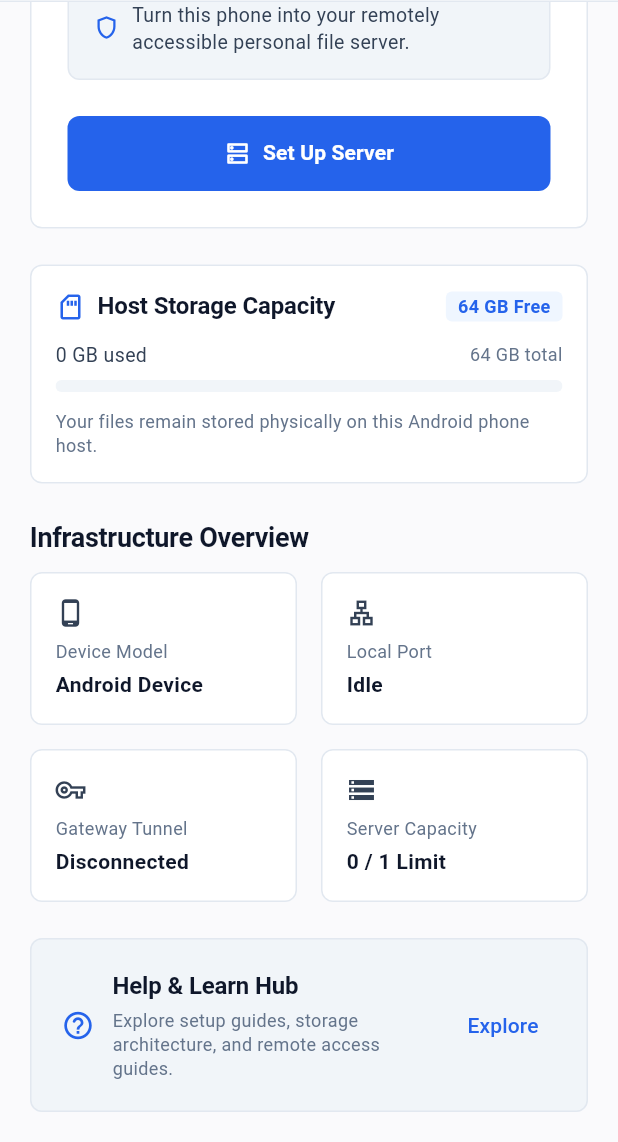
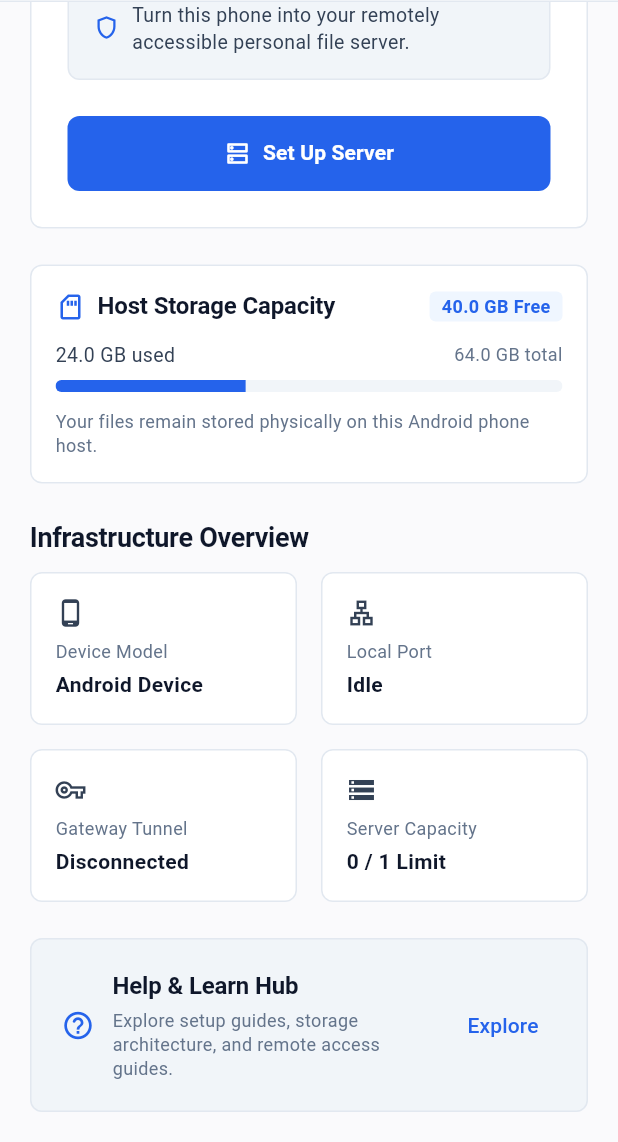
Before and after one commit to fileservernode-sys/file-server-node, a Flutter app: the HomeScreen screen opened directly, scrolled down 205 dp, after a tap on the "refresh" icon, on a phone screen of 412 x 824 dp, the part 94-1236 px from its top. Run offline on Flutter 3.47's test engine with Material 3 defaults, Android fonts, the phone set to English and light mode, and no system bars; our stand-ins replace flutter_riverpod; network calls fail; Roboto replaces fonts that are missing (Plus Jakarta Sans).

Commit message:
fix(storage): query real phone host storage capacity and update progress bar on home screen

```diff
--- a/Android app/Android app code/lib/features/home/presentation/home_screen.dart
+++ b/Android app/Android app code/lib/features/home/presentation/home_screen.dart
@@ -26,6 +26,7 @@ class _HomeScreenState extends ConsumerState<HomeScreen> {
     super.initState();
     WidgetsBinding.instance.addPostFrameCallback((_) {
       ref.read(setupStateProvider.notifier).syncWithBackend();
+      ref.read(setupStateProvider.notifier).refreshStorageInfo();
     });
   }
 
@@ -66,6 +67,7 @@ class _HomeScreenState extends ConsumerState<HomeScreen> {
             tooltip: 'Sync Server Status',
             onPressed: () {
               ref.read(setupStateProvider.notifier).syncWithBackend();
+              ref.read(setupStateProvider.notifier).refreshStorageInfo();
             },
           ),
         ],
@@ -281,7 +283,9 @@ class _HomeScreenState extends ConsumerState<HomeScreen> {
                                   borderRadius: BorderRadius.circular(AppSpacing.radiusSm),
                                 ),
                                 child: Text(
-                                  '64 GB Free',
+                                  setup.formattedAvailable.isNotEmpty
+                                      ? '${setup.formattedAvailable} Free'
+                                      : 'Checking...',
                                   style: AppTypography.caption
                                       .copyWith(color: AppColors.primary, fontWeight: FontWeight.bold),
                                 ),
@@ -289,25 +293,40 @@ class _HomeScreenState extends ConsumerState<HomeScreen> {
                             ],
                           ),
                           const SizedBox(height: AppSpacing.sm),
-                          const Row(
+                          Row(
                             mainAxisAlignment: MainAxisAlignment.spaceBetween,
                             children: [
                               Expanded(
-                                child: Text('0 GB used',
-                                    style: AppTypography.bodySmall,
-                                    softWrap: true),
+                                child: Text(
+                                  setup.formattedUsed.isNotEmpty
+                                      ? '${setup.formattedUsed} used'
+                                      : 'Calculating...',
+                                  style: AppTypography.bodySmall,
+                                  softWrap: true,
+                                ),
                               ),
-                              Text('64 GB total', style: AppTypography.caption),
+                              Text(
+                                setup.formattedTotal.isNotEmpty
+                                    ? '${setup.formattedTotal} total'
+                                    : '',
+                                style: AppTypography.caption,
+                              ),
                             ],
                           ),
                           const SizedBox(height: AppSpacing.xs),
                           ClipRRect(
                             borderRadius: BorderRadius.circular(AppSpacing.radiusFull),
                             child: LinearProgressIndicator(
-                              value: isOnline ? 0.15 : 0.0,
+                              value: setup.resolvedUsageRatio,
                               minHeight: 8.0,
                               backgroundColor: AppColors.surfaceSubtle,
-                              valueColor: const AlwaysStoppedAnimation<Color>(AppColors.primary),
+                              valueColor: AlwaysStoppedAnimation<Color>(
+                                setup.resolvedUsageRatio > 0.90
+                                    ? AppColors.error
+                                    : (setup.resolvedUsageRatio > 0.75
+                                        ? AppColors.warning
+                                        : AppColors.primary),
+                              ),
                             ),
                           ),
                           const SizedBox(height: AppSpacing.sm),
--- a/Android app/Android app code/lib/features/server/domain/services/server_service.dart
+++ b/Android app/Android app code/lib/features/server/domain/services/server_service.dart
@@ -17,7 +17,7 @@ abstract class ServerService {
   Future<bool> openNotificationSettings();
   Future<String> getDeviceModel();
   Future<String> getOsVersion();
-  Future<Map<String, dynamic>> getStorageReadiness();
+  Future<Map<String, dynamic>> getStorageReadiness({String? path});
   Future<Map<String, dynamic>> getPowerReadiness();
   Future<String> getDefaultStoragePath();
   Future<List<Map<String, dynamic>>> getAvailableStorageLocations();
@@ -201,19 +201,18 @@ class MethodChannelServerService implements ServerService {
   }
 
   @override
-  Future<Map<String, dynamic>> getStorageReadiness() async {
+  Future<Map<String, dynamic>> getStorageReadiness({String? path}) async {
     try {
-      final res = await _channel.invokeMethod<Map<dynamic, dynamic>>('getStorageReadiness');
-      return res != null ? Map<String, dynamic>.from(res) : {
-        'availableBytes': 1024 * 1024 * 1024,
-        'totalBytes': 10 * 1024 * 1024 * 1024,
-        'isSufficient': true,
-        'isLow': false,
-        'availableMb': 1024,
-        'formattedAvailable': '1.0 GB'
-      };
+      final res = await _channel.invokeMethod<Map<dynamic, dynamic>>(
+        'getStorageReadiness',
+        path != null ? {'path': path} : null,
+      );
+      if (res != null) {
+        return Map<String, dynamic>.from(res);
+      }
+      return await const MockServerService().getStorageReadiness(path: path);
     } catch (e) {
-      return const MockServerService().getStorageReadiness();
+      return await const MockServerService().getStorageReadiness(path: path);
     }
   }
 
@@ -397,14 +396,23 @@ class MockServerService implements ServerService {
   }
 
   @override
-  Future<Map<String, dynamic>> getStorageReadiness() async {
+  Future<Map<String, dynamic>> getStorageReadiness({String? path}) async {
     return {
-      'availableBytes': 5 * 1024 * 1024 * 1024,
+      'availableBytes': 40 * 1024 * 1024 * 1024,
       'totalBytes': 64 * 1024 * 1024 * 1024,
+      'usedBytes': 24 * 1024 * 1024 * 1024,
       'isSufficient': true,
       'isLow': false,
-      'availableMb': 5120,
-      'formattedAvailable': '5.0 GB',
+      'availableMb': 40960,
+      'usedMb': 24576,
+      'totalMb': 65536,
+      'availableGb': 40.0,
+      'usedGb': 24.0,
+      'totalGb': 64.0,
+      'usageRatio': 0.375,
+      'formattedAvailable': '40.0 GB',
+      'formattedUsed': '24.0 GB',
+      'formattedTotal': '64.0 GB',
     };
   }
 
--- a/Android app/Android app code/lib/features/setup/application/setup_state.dart
+++ b/Android app/Android app code/lib/features/setup/application/setup_state.dart
@@ -39,6 +39,14 @@ class SetupState {
   final String storagePath;
   final String storageFolderName;
 
+  final int availableBytes;
+  final int totalBytes;
+  final int usedBytes;
+  final String formattedAvailable;
+  final String formattedUsed;
+  final String formattedTotal;
+  final double storageUsageRatio;
+
   const SetupState({
     this.deviceName = 'Android Device',
     this.serverName = '',
@@ -63,7 +71,23 @@ class SetupState {
     this.activeServersCount = 1,
     this.storagePath = '/storage/emulated/0/Download',
     this.storageFolderName = 'Download Folder (Default)',
+    this.availableBytes = 0,
+    this.totalBytes = 0,
+    this.usedBytes = 0,
+    this.formattedAvailable = '',
+    this.formattedUsed = '',
+    this.formattedTotal = '',
+    this.storageUsageRatio = 0.0,
   });
+
+  /// Real physical host storage usage ratio between 0.0 and 1.0
+  double get resolvedUsageRatio {
+    if (storageUsageRatio > 0.0) return storageUsageRatio.clamp(0.0, 1.0);
+    if (totalBytes > 0 && usedBytes >= 0) {
+      return (usedBytes / totalBytes).clamp(0.0, 1.0);
+    }
+    return 0.0;
+  }
 
   /// Authoritative server running condition: Local engine running AND remote tunnel connected
   bool get isServerRunning => isLocalOnline && isGatewayConnected;
@@ -126,6 +150,13 @@ class SetupState {
     int? activeServersCount,
     String? storagePath,
     String? storageFolderName,
+    int? availableBytes,
+    int? totalBytes,
+    int? usedBytes,
+    String? formattedAvailable,
+    String? formattedUsed,
+    String? formattedTotal,
+    double? storageUsageRatio,
   }) {
     return SetupState(
       deviceName: deviceName ?? this.deviceName,
@@ -151,6 +182,13 @@ class SetupState {
       activeServersCount: activeServersCount ?? this.activeServersCount,
       storagePath: storagePath ?? this.storagePath,
       storageFolderName: storageFolderName ?? this.storageFolderName,
+      availableBytes: availableBytes ?? this.availableBytes,
+      totalBytes: totalBytes ?? this.totalBytes,
+      usedBytes: usedBytes ?? this.usedBytes,
+      formattedAvailable: formattedAvailable ?? this.formattedAvailable,
+      formattedUsed: formattedUsed ?? this.formattedUsed,
+      formattedTotal: formattedTotal ?? this.formattedTotal,
+      storageUsageRatio: storageUsageRatio ?? this.storageUsageRatio,
     );
   }
 }
@@ -241,6 +279,8 @@ class SetupStateNotifier extends StateNotifier<SetupState> {
         state = state.copyWith(storagePath: cachedPath);
       }
     } catch (_) {}
+
+    await refreshStorageInfo();
   }
 
   void setConfiguration({
@@ -292,6 +332,46 @@ class SetupStateNotifier extends StateNotifier<SetupState> {
       secureStorage.write(key: 'cached_storage_path', value: path.trim());
       secureStorage.write(key: 'cached_storage_folder_name', value: folderName.trim());
     } catch (_) {}
+
+    refreshStorageInfo(path: path.trim());
+  }
+
+  /// Queries the Android host filesystem for actual physical storage capacity and usage.
+  Future<void> refreshStorageInfo({String? path}) async {
+    if (!mounted) return;
+    try {
+      final serverService = _ref.read(serverServiceProvider);
+      final info = await serverService.getStorageReadiness(
+        path: path ?? (state.storagePath.isNotEmpty ? state.storagePath : null),
+      );
+      if (!mounted) return;
+
+      final avail = (info['availableBytes'] as num?)?.toInt() ?? 0;
+      final total = (info['totalBytes'] as num?)?.toInt() ?? 0;
+      final used = (info['usedBytes'] as num?)?.toInt() ?? ((total > avail) ? (total - avail) : 0);
+      final fmtAvail = info['formattedAvailable'] as String? ??
+          (avail > 0 ? '${(avail / (1024 * 1024 * 1024)).toStringAsFixed(1)} GB' : '0 GB');
+      final fmtUsed = info['formattedUsed'] as String? ??
+          (used > 0 ? '${(used / (1024 * 1024 * 1024)).toStringAsFixed(1)} GB' : '0 GB');
+      final fmtTotal = info['formattedTotal'] as String? ??
+          (total > 0 ? '${(total / (1024 * 1024 * 1024)).toStringAsFixed(1)} GB' : '0 GB');
+      final ratio = (info['usageRatio'] as num?)?.toDouble() ??
+          ((total > 0) ? (used / total) : 0.0);
+
+      state = state.copyWith(
+        availableBytes: avail,
+        totalBytes: total,
+        usedBytes: used,
+        formattedAvailable: fmtAvail,
+        formattedUsed: fmtUsed,
+        formattedTotal: fmtTotal,
+        storageUsageRatio: ratio.clamp(0.0, 1.0),
+      );
+    } catch (e) {
+      if (mounted) {
+        AppLogger.warning('[SetupState] refreshStorageInfo error: $e');
+      }
+    }
   }
 
   /// Central Current-Device Resolution (Batch 5):
@@ -466,6 +546,7 @@ class SetupStateNotifier extends StateNotifier<SetupState> {
           activeServersCount: 0,
         );
       }
+      await refreshStorageInfo();
     } catch (_) {
       // Ignored if offline during initial sync
     }
```
Also changed, not shown: Android app/Android app code/lib/features/dashboard/presentation/dashboard_foundation_screen.dart (+50 -16 lines), 2 other files.
